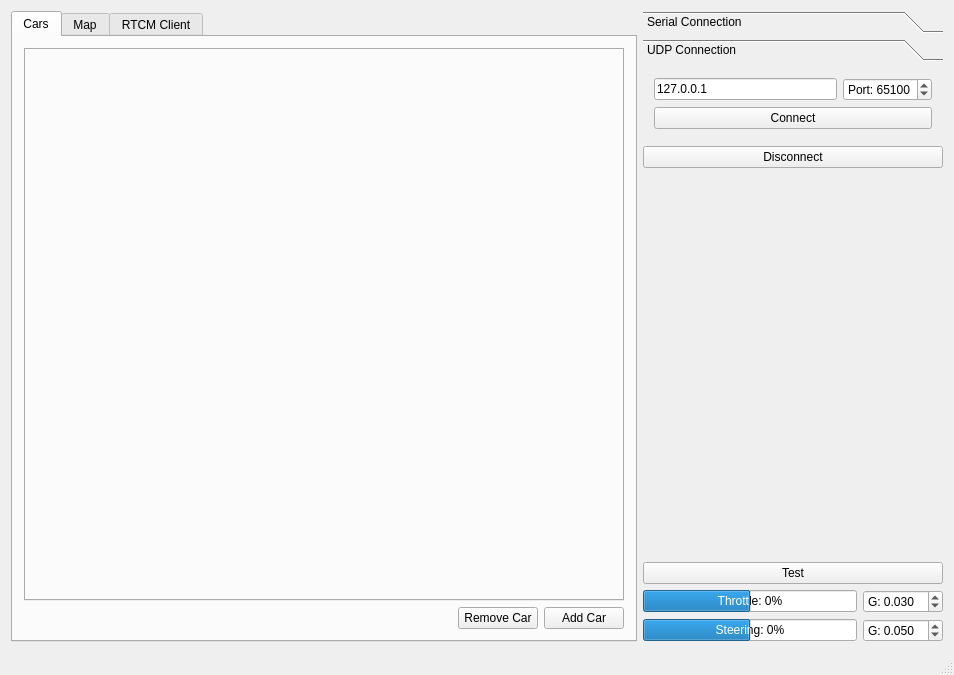
The window that Linux/RC_Car_Tool/mainwindow.ui (vedderb/rise_sdvp) describes before a commit, drawn with Qt 5.
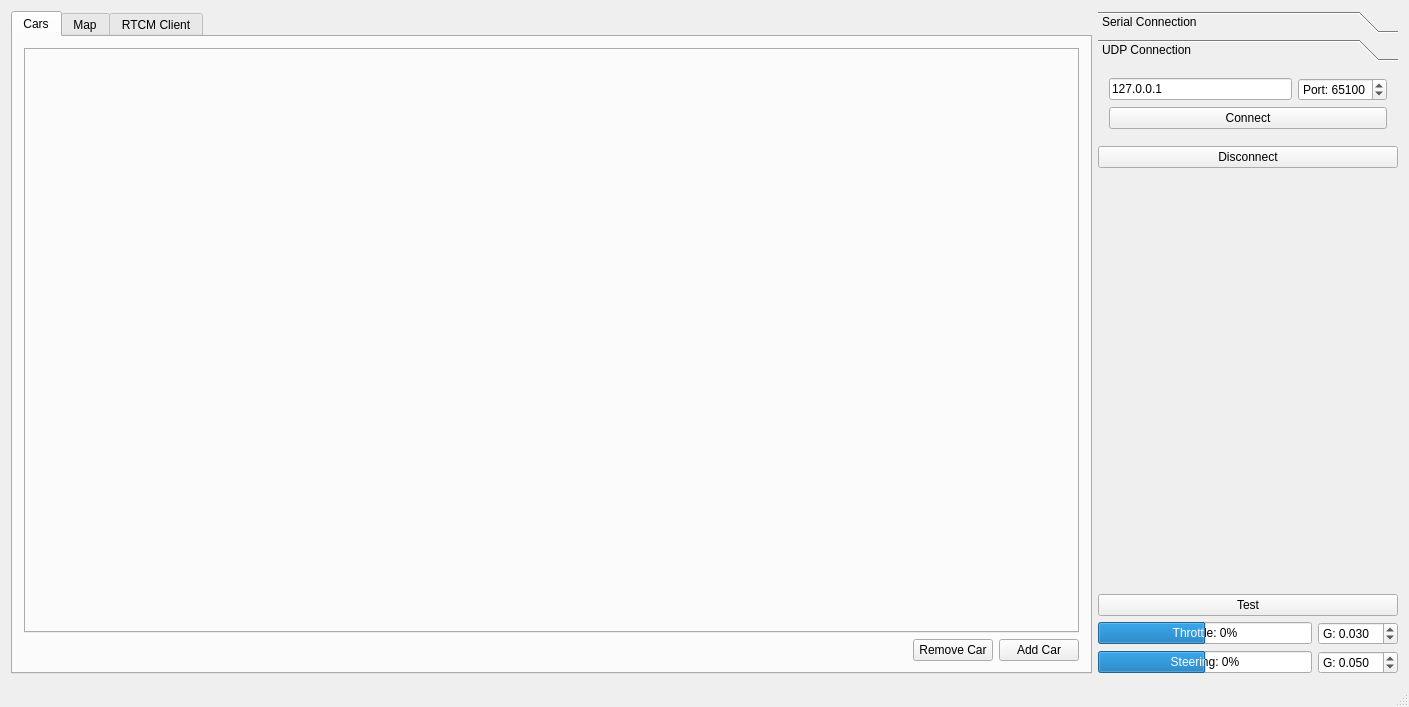
The same window after the commit. The open tabs and pages were chosen to show the change. Custom widgets are drawn as their Qt base class.

What changed in the file:
```diff
--- a/Linux/RC_Car_Tool/mainwindow.ui
+++ b/Linux/RC_Car_Tool/mainwindow.ui
@@ -6,8 +6,8 @@
    <rect>
     <x>0</x>
     <y>0</y>
-    <width>954</width>
-    <height>675</height>
+    <width>1409</width>
+    <height>707</height>
    </rect>
   </property>
   <property name="windowTitle">
@@ -242,7 +242,7 @@
           <rect>
            <x>0</x>
            <y>0</y>
-           <width>300</width>
+           <width>193</width>
            <height>78</height>
           </rect>
          </property>
```
Left out of the diff: 2 changed lines with no effect on the pictures.
